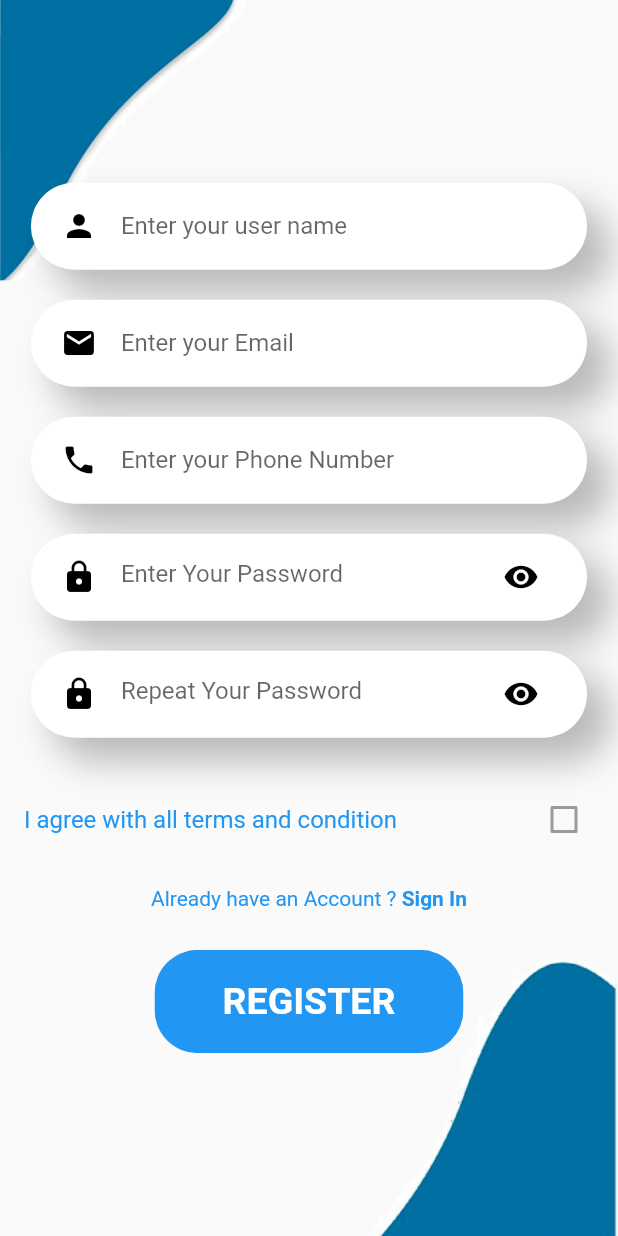
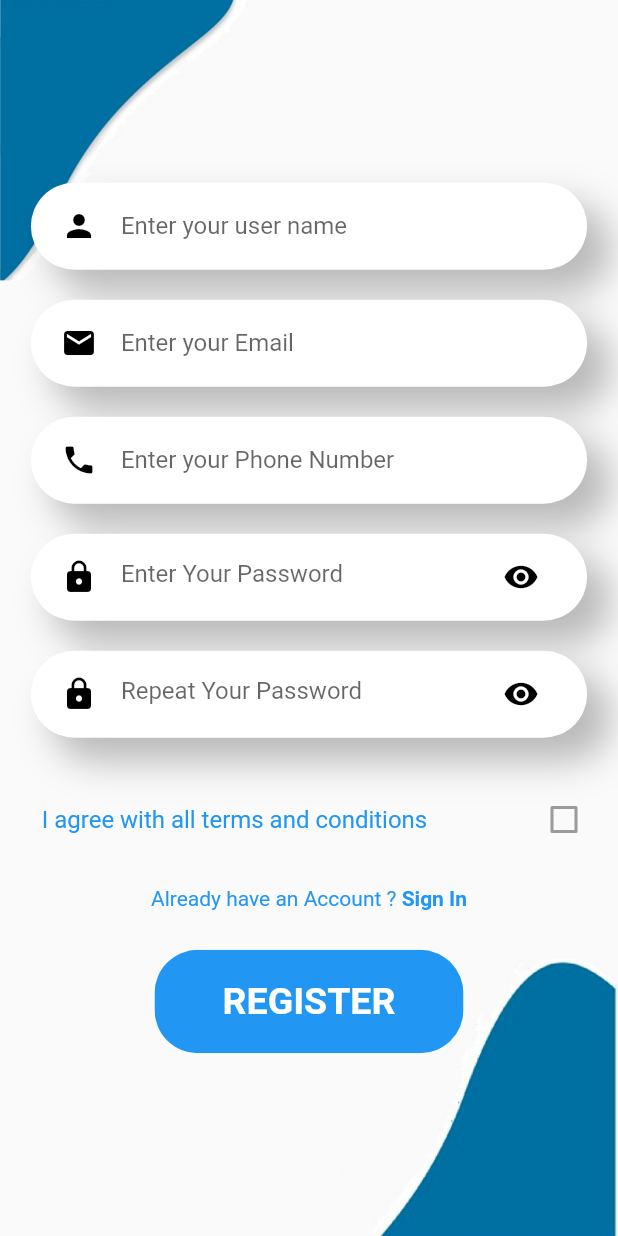
Before and after one commit to IVARA-Application/IV-APP-BACKEND-TEAM, a Flutter app: the SignUpScreen screen opened directly, on a phone screen of 412 x 824 dp. Run offline on Flutter 3.47's test engine with Material 2 defaults, Android fonts, the phone set to English and light mode, and no system bars; our stand-ins replace circular_countdown_timer, image_picker, line_awesome_flutter, percent_indicator, shared_preferences, splashscreen; missing offline and left inert: condition, videos_player; accounts and stored records are empty.

Commit message:
Update body.dart

```diff
--- a/lib/Signup/body.dart
+++ b/lib/Signup/body.dart
@@ -52,7 +52,7 @@ class Body2 extends StatelessWidget {
             SizedBox(height: size.height * 0.02),
             CheckboxListTile(
                   activeColor: Theme.of(context).accentColor,
-                   title: Text('I agree with all terms and condition'
+                   title: Text('   I agree with all terms and conditions'
                    ,style: TextStyle(
                        color: Colors.blue,
                        fontWeight: FontWeight.w400,
```
